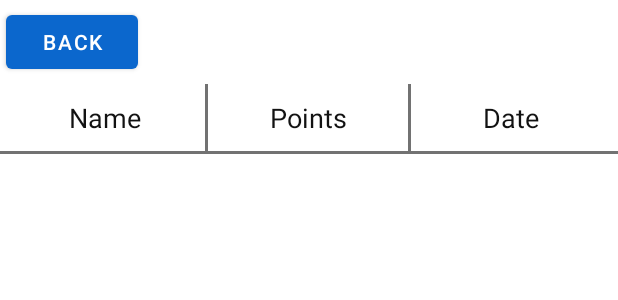
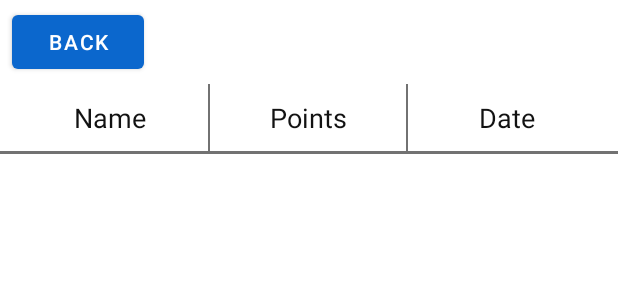
Before and after one commit to etwasmitbaum/Phase10Counter, an Android app: the layout activity_highscore.xml on its own in the app's theme, with its tools: preview values and no code run, on a phone screen of 412 x 824 dp. Shown: the top 300 px of the screen. Run offline under Robolectric (Android 15) with nearby library versions, the phone set to English and light mode, and no system bars.

```diff
--- a/Phase10Counter/app/src/main/res/layout/activity_highscore.xml
+++ b/Phase10Counter/app/src/main/res/layout/activity_highscore.xml
@@ -11,9 +11,9 @@
         android:id="@+id/llHighScoreTop"
         android:layout_width="match_parent"
         android:layout_height="wrap_content"
-        android:layout_marginStart="4dp"
+        android:layout_marginStart="8dp"
         android:layout_marginTop="4dp"
-        android:layout_marginEnd="4dp"
+        android:layout_marginEnd="8dp"
         android:gravity="center_vertical"
         android:orientation="horizontal"
         android:weightSum="100"
@@ -77,8 +77,8 @@
         android:id="@+id/recyclerView"
         android:layout_width="0dp"
         android:layout_height="0dp"
-        android:layout_marginStart="4dp"
-        android:layout_marginEnd="4dp"
+        android:layout_marginStart="8dp"
+        android:layout_marginEnd="8dp"
         android:layout_marginBottom="4dp"
         android:orientation="vertical"
         app:layout_constraintBottom_toBottomOf="parent"
@@ -90,7 +90,7 @@
         android:id="@+id/btnBackFromHighscore"
         android:layout_width="wrap_content"
         android:layout_height="wrap_content"
-        android:layout_marginStart="4dp"
+        android:layout_marginStart="8dp"
         android:layout_marginTop="4dp"
         android:text="@string/back"
         app:layout_constraintStart_toStartOf="parent"
```
Also changed, not shown: Phase10Counter/app/src/main/res/layout-land/spieler_auswahl.xml (+10 -0 lines), Phase10Counter/app/src/main/res/layout-w600dp-land/spieler_auswahl.xml (+10 -0 lines).
